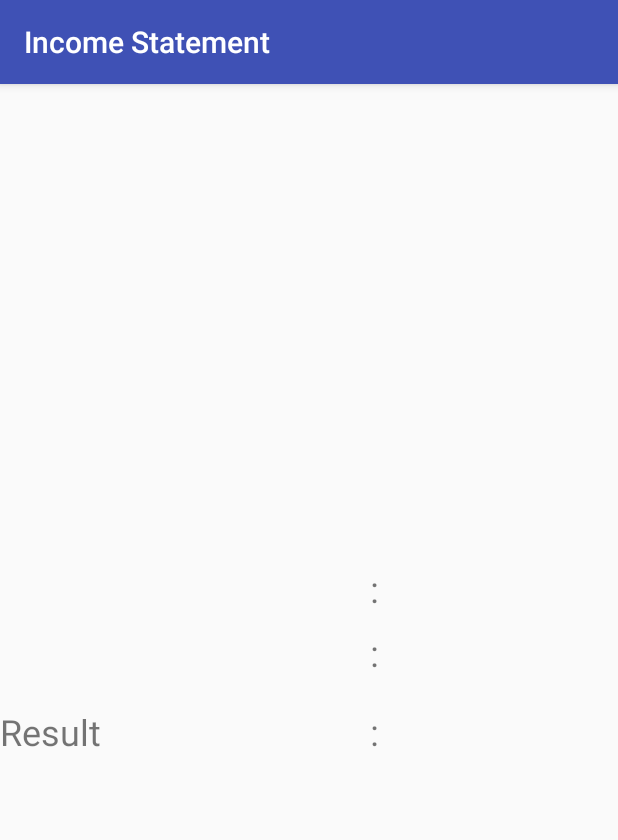
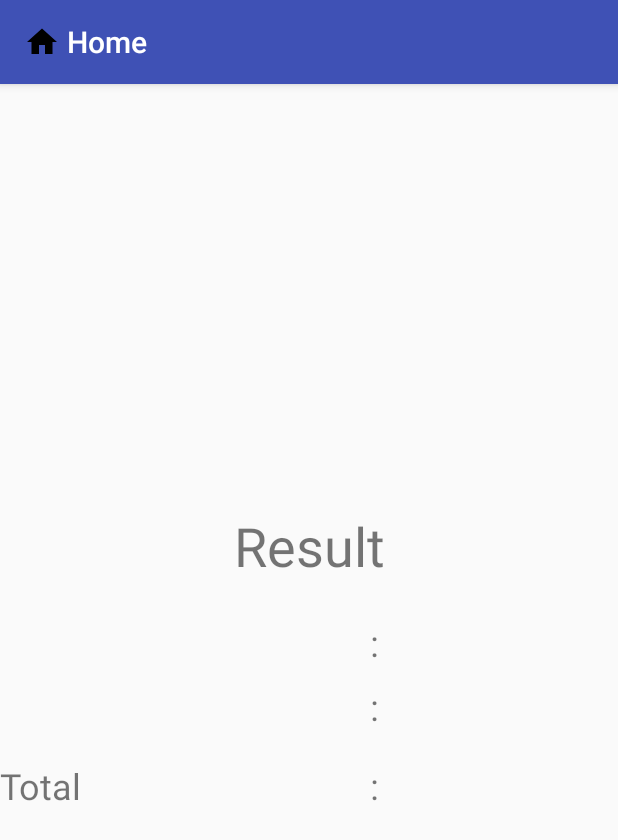
Before and after one commit to sagorgit85/IncomeStatement, an Android app: the ShowResultActivity screen opened directly, with no data from a screen before it, on a phone screen of 412 x 824 dp. Shown: the top 840 px of the screen. Run offline under Robolectric (Android 15) with nearby library versions, the light colour scheme and no system bars.

Commit message:
modified back button home

```diff
--- a/app/src/main/AndroidManifest.xml
+++ b/app/src/main/AndroidManifest.xml
@@ -21,7 +21,7 @@
         <activity android:name=".CostOfGoodsSoldActivity" />
         <activity android:name=".OperatingExpensesActivity" />
         <activity android:name=".NetIncomeActivity" />
-        <activity android:name=".ShowResultActivity" />
+        <activity android:name=".ShowResultActivity" android:parentActivityName=".MainActivity"/>
     </application>
 
 </manifest>
--- a/app/src/main/java/com/project/sagor/incomestatement/ShowResultActivity.java
+++ b/app/src/main/java/com/project/sagor/incomestatement/ShowResultActivity.java
@@ -13,6 +13,12 @@ public class ShowResultActivity extends AppCompatActivity {
     protected void onCreate(Bundle savedInstanceState) {
         super.onCreate(savedInstanceState);
         setContentView(R.layout.activity_show_result);
+        getSupportActionBar().setTitle(" Home");
+
+        getSupportActionBar().setDisplayHomeAsUpEnabled(false);
+        getSupportActionBar().setDisplayShowHomeEnabled(true);
+        getSupportActionBar().setLogo(R.drawable.ic_home_black_24dp);
+        getSupportActionBar().setDisplayUseLogoEnabled(true);
 
         resultTV    = findViewById(R.id.resultTV);
         name1TV     = findViewById(R.id.name1TV);
--- a/app/src/main/res/layout/activity_show_result.xml
+++ b/app/src/main/res/layout/activity_show_result.xml
@@ -7,6 +7,22 @@
     android:orientation="vertical"
     android:gravity="center"
     tools:context=".ShowResultActivity">
+
+    <LinearLayout
+        android:orientation="horizontal"
+        android:layout_marginBottom="24dp"
+        android:layout_width="match_parent"
+        android:layout_height="wrap_content">
+
+        <TextView
+            android:text="Result"
+            android:textSize="36dp"
+            android:gravity="center"
+            android:layout_width="0dp"
+            android:layout_weight="6"
+            android:layout_height="wrap_content" />
+
+    </LinearLayout>
 
     <LinearLayout
         android:orientation="horizontal"
@@ -75,7 +91,7 @@
 
         <TextView
             android:textSize="24dp"
-            android:text="Result"
+            android:text="Total"
             android:layout_width="0dp"
             android:layout_weight="6"
             android:layout_height="wrap_content" />
```
